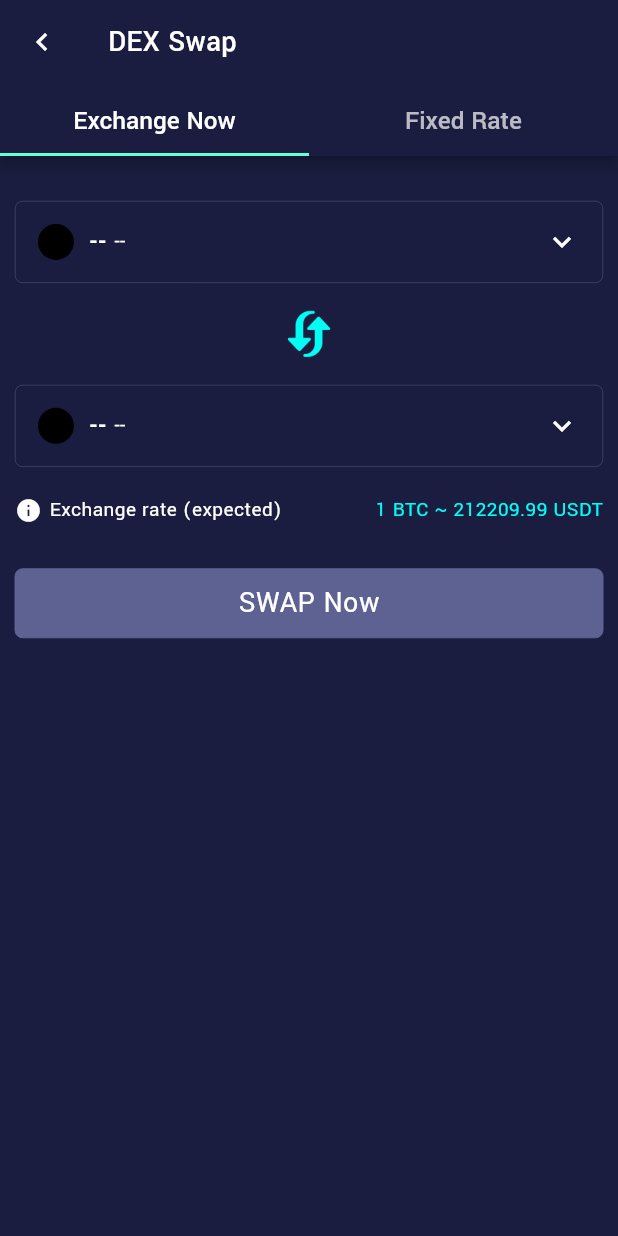
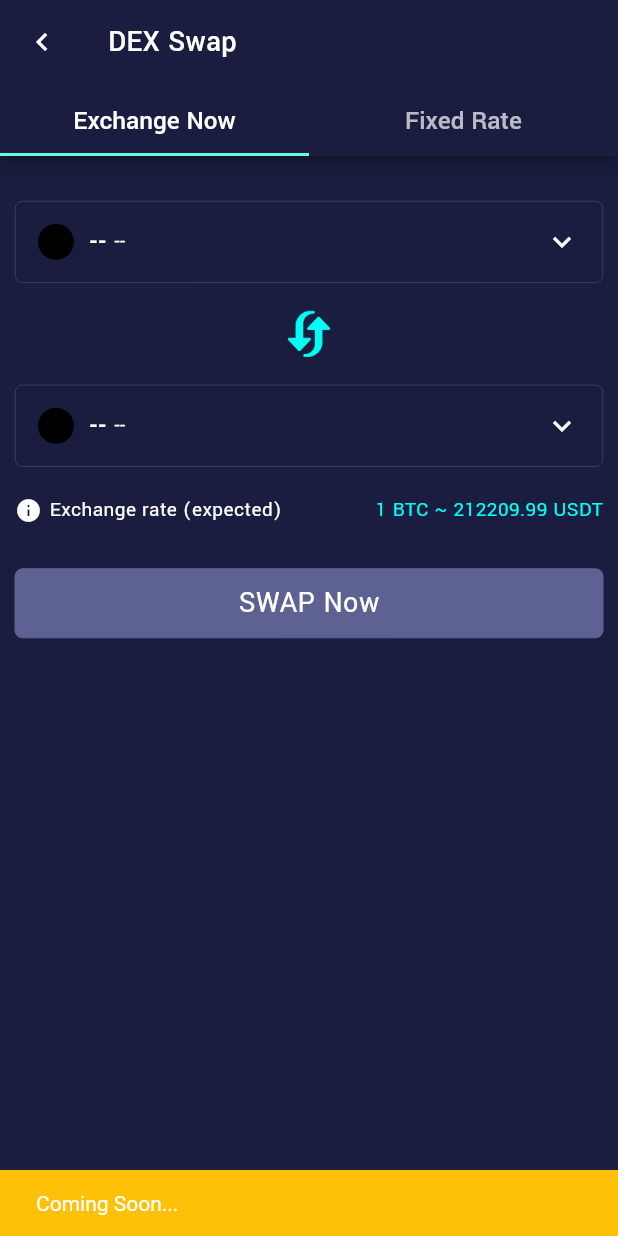
Before and after one commit to ahmedelnoor2/lfi_widget_app, a Flutter app: the DexSwap screen opened by its route, after a tap on "SWAP Now", on a phone screen of 412 x 824 dp. Run offline on Flutter 3.47's test engine with Material 2 defaults, Android fonts, the phone set to English and light mode, and no system bars; our stand-ins replace carousel_slider, flutter_svg, gallery_saver, screenshot, shared_preferences, skeletons and 2 more; missing offline and left inert: flutter_aliyun_captcha, flutter_share, k_chart, qr_code_scanner; accounts and stored records are empty; network calls fail.

Commit message:
Workign on dex swap

```diff
--- a/lib/screens/dex_swap/common/exchange_now.dart
+++ b/lib/screens/dex_swap/common/exchange_now.dart
@@ -2,6 +2,8 @@ import 'package:flutter/material.dart';
 import 'package:flutter/services.dart';
 import 'package:flutter_svg/svg.dart';
 import 'package:lyotrade/providers/dex_provider.dart';
+import 'package:lyotrade/screens/common/snackalert.dart';
+import 'package:lyotrade/screens/common/types.dart';
 import 'package:lyotrade/utils/AppConstant.utils.dart';
 import 'package:lyotrade/utils/Colors.utils.dart';
 import 'package:provider/provider.dart';
@@ -210,6 +212,7 @@ class _ExchangeNowState extends State<ExchangeNow> {
                 ? null
                 : () {
                     // processBuy();
+                    snackAlert(context, SnackTypes.warning, 'Coming Soon...');
                   },
             child: Container(
               width: width,
--- a/lib/screens/dex_swap/dex_swap.dart
+++ b/lib/screens/dex_swap/dex_swap.dart
@@ -30,7 +30,6 @@ class _DexSwapState extends State<DexSwap> {
     var dexProvider = Provider.of<DexProvider>(context, listen: false);
 
     await dexProvider.getAllCurrencies(context, auth);
-    print('call');
     await dexProvider.estimateExchangeValue(
         context,
         auth,
```
